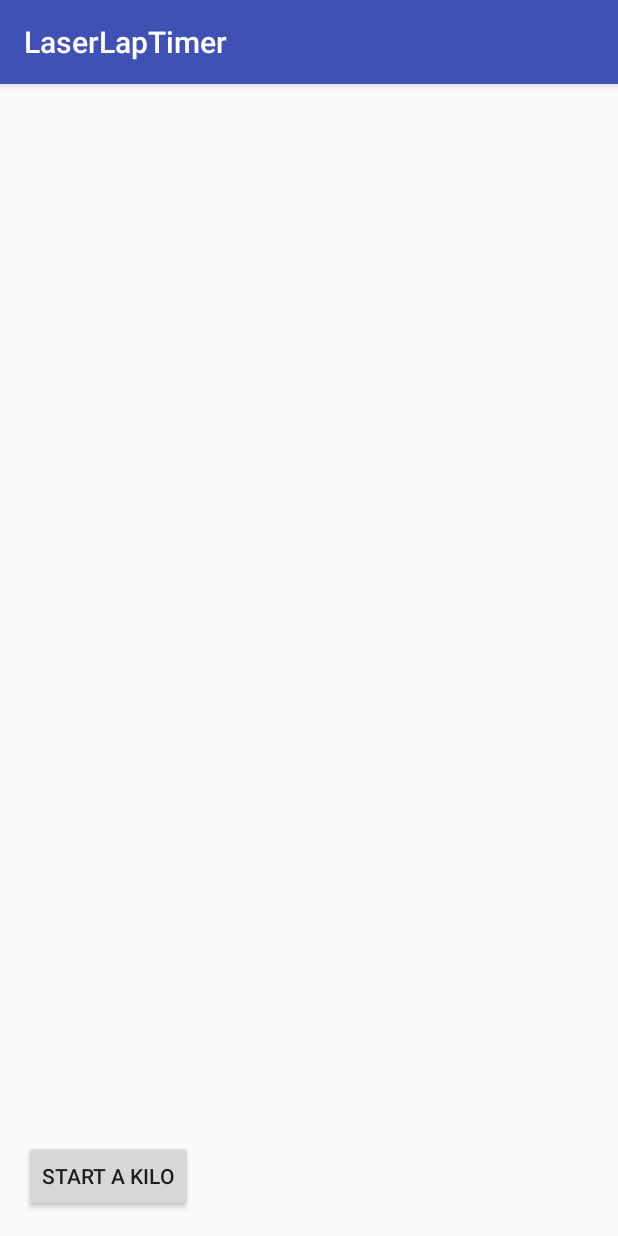
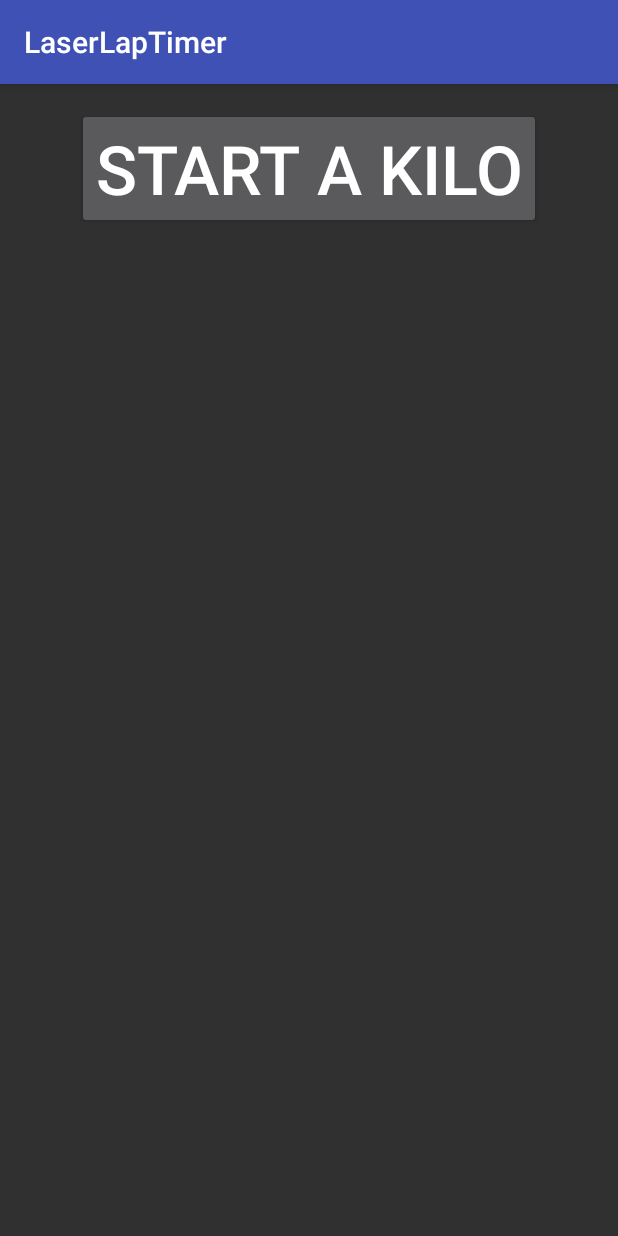
Before and after one commit to EmmettWilson/LaserLapTimer, an Android app: the screen it shows after launch (MainActivity), on a phone screen of 412 x 824 dp. Run offline under Robolectric (Android 15) with nearby library versions, the phone set to English and light mode, and no system bars.

Commit message:
- Add theming and make text bigger for tablet display. ()

```diff
--- a/app/src/main/res/layout/activity_main.xml
+++ b/app/src/main/res/layout/activity_main.xml
@@ -1,5 +1,5 @@
 <?xml version="1.0" encoding="utf-8"?>
-<RelativeLayout
+<LinearLayout
     xmlns:android="http://schemas.android.com/apk/res/android"
     xmlns:tools="http://schemas.android.com/tools"
     android:id="@+id/activity_main"
@@ -9,90 +9,97 @@
     android:paddingLeft="@dimen/activity_horizontal_margin"
     android:paddingRight="@dimen/activity_horizontal_margin"
     android:paddingTop="@dimen/activity_vertical_margin"
+    android:orientation="vertical"
     tools:context="com.github.emmettwilson.laserlaptimer.MainActivity">
 
     <Button
         android:id="@+id/start_event"
         android:layout_width="wrap_content"
         android:layout_height="wrap_content"
-        android:layout_alignParentBottom="true"
         android:gravity="center"
+        android:layout_gravity="center"
+        android:textSize="45sp"
         android:text="start a kilo"/>
-
-    <Button
-        android:id="@+id/reset"
-        android:layout_alignParentBottom="true"
-        android:visibility="gone"
-        android:layout_width="wrap_content"
-        android:layout_height="wrap_content"
-        android:gravity="center"
-        android:text="reset"/>
 
     <TextView
         android:id="@+id/countdown"
         android:visibility="gone"
         android:gravity="center"
+        android:layout_gravity="center"
         android:layout_width="wrap_content"
         android:layout_height="wrap_content"
+        android:textSize="45sp"
         android:text="Countdown in progress"/>
 
     <GridLayout
         android:id="@+id/event_data"
         android:visibility="gone"
+        android:gravity="center"
+        android:layout_gravity="center"
         android:layout_width="match_parent"
         android:layout_height="wrap_content"
         android:columnCount="2">
 
         <TextView
+            android:textSize="45sp"
             android:layout_width="wrap_content"
             android:layout_height="wrap_content"
             android:text="Lap 1: "/>
 
         <TextView
+            android:textSize="45sp"
             android:id="@+id/lap_1_tv"
             android:layout_width="wrap_content"
             android:layout_height="wrap_content"
             android:text=""/>
 
         <TextView
+            android:textSize="45sp"
             android:layout_width="wrap_content"
             android:layout_height="wrap_content"
             android:text="Lap 2: "/>
 
         <TextView
+            android:textSize="45sp"
             android:id="@+id/lap_2_tv"
             android:layout_width="wrap_content"
             android:layout_height="wrap_content"
             android:text=""/>
 
         <TextView
+            android:textSize="45sp"
             android:layout_width="wrap_content"
             android:layout_height="wrap_content"
             android:text="Lap 3: "/>
 
         <TextView
+            android:textSize="45sp"
             android:id="@+id/lap_3_tv"
             android:layout_width="wrap_content"
             android:layout_height="wrap_content"
             android:text=""/>
 
         <TextView
+            android:textSize="45sp"
             android:layout_width="wrap_content"
             android:layout_height="wrap_content"
             android:text="Lap 4:"/>
 
         <TextView
+            android:textSize="45sp"
             android:id="@+id/lap_4_tv"
             android:layout_width="wrap_content"
             android:layout_height="wrap_content"
             android:text=""/>
 
         <TextView
+            android:textSize="45sp"
             android:layout_width="wrap_content"
             android:layout_height="wrap_content"
             android:text="Total: "/>
 
         <TextView
+            android:textSize="45sp"
             android:id="@+id/total_tv"
             android:layout_width="wrap_content"
             android:layout_height="wrap_content"
@@ -101,5 +108,16 @@
 
     </GridLayout>
 
+    <Button
+        android:id="@+id/reset"
+        android:visibility="gone"
+        android:layout_width="wrap_content"
+        android:layout_height="wrap_content"
+        android:layout_marginTop="50dp"
+        android:gravity="center"
+        android:layout_gravity="center"
+        android:textSize="45sp"
+        android:text="reset"/>
 
-</RelativeLayout>
+
+</LinearLayout>
--- a/app/src/main/res/values/styles.xml
+++ b/app/src/main/res/values/styles.xml
@@ -1,7 +1,7 @@
 <resources>
 
     <!-- Base application theme. -->
-    <style name="AppTheme" parent="Theme.AppCompat.Light.DarkActionBar">
+    <style name="AppTheme" parent="Theme.AppCompat">
         <!-- Customize your theme here. -->
         <item name="colorPrimary">@color/colorPrimary</item>
         <item name="colorPrimaryDark">@color/colorPrimaryDark</item>
```
